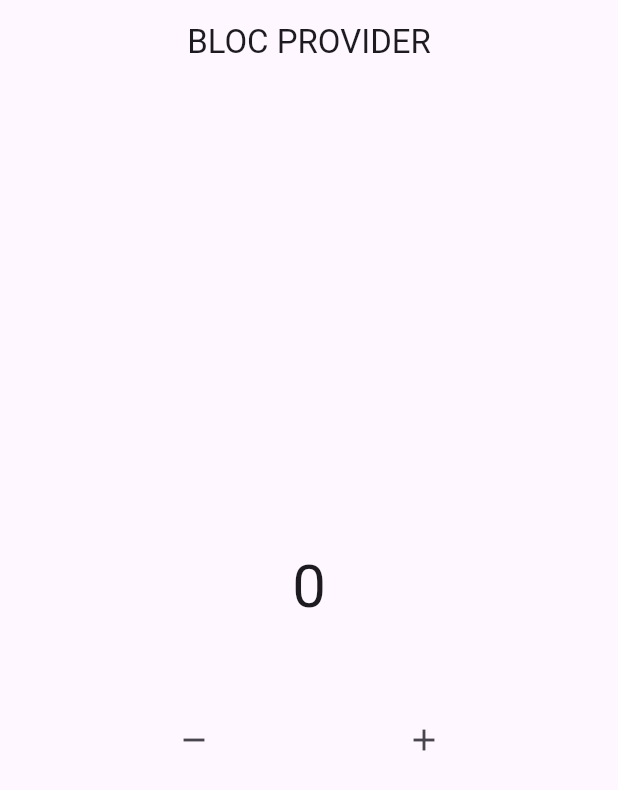
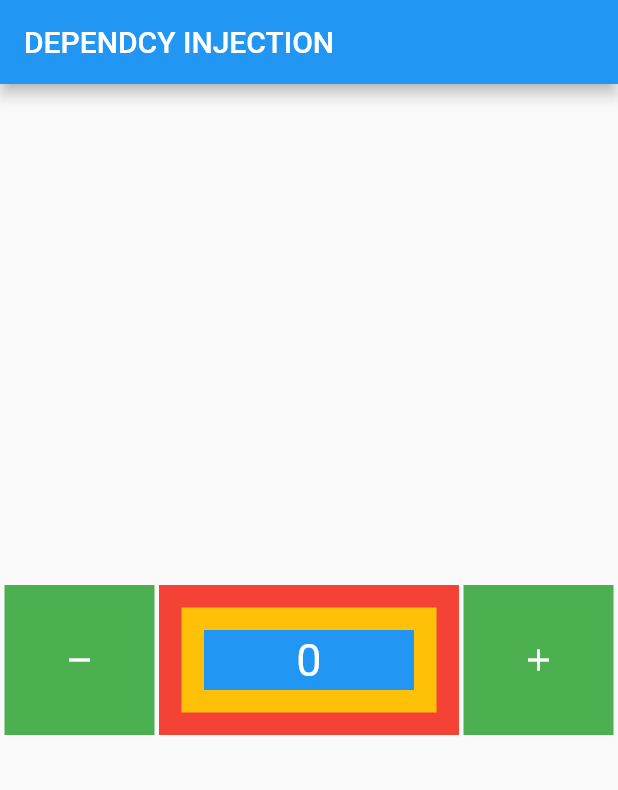
Before and after one commit to khoirulmustofa21/state-management-bloc, a Flutter app: the screen it shows after launch, on a phone screen of 412 x 824 dp. Shown: the top 790 px of the screen. Run offline on Flutter 3.47's test engine with Material 2 defaults, Android fonts, the phone set to English and light mode, and no system bars; our stand-ins replace bloc, flutter_bloc.

Commit message:
menggunakan  dependcy injection

```diff
--- /dev/null
+++ b/lib/home/biru.dart
@@ -0,0 +1,18 @@
+import 'package:flutter/material.dart';
+
+import 'centerdata.dart';
+
+class Biru extends StatelessWidget {
+  const Biru({
+    super.key,
+  });
+
+  @override
+  Widget build(BuildContext context) {
+    return Container(
+      margin: const EdgeInsets.all(15),
+      color: Colors.blue,
+      child: CenterData(),
+    );
+  }
+}
--- /dev/null
+++ b/lib/home/centerdata.dart
@@ -0,0 +1,16 @@
+import 'package:flutter/material.dart';
+
+import 'datawidget.dart';
+
+class CenterData extends StatelessWidget {
+  const CenterData({
+    super.key,
+  });
+
+  @override
+  Widget build(BuildContext context) {
+    return const Center(
+      child: DataWidget(),
+    );
+  }
+}
--- /dev/null
+++ b/lib/home/datawidget.dart
@@ -0,0 +1,26 @@
+import 'package:flutter/material.dart';
+import 'package:flutter_bloc/flutter_bloc.dart';
+
+import '../bloc/counter.dart';
+
+class DataWidget extends StatelessWidget {
+  const DataWidget({
+    super.key,
+  });
+
+  @override
+  Widget build(BuildContext context) {
+    Counter mycounter = BlocProvider.of<Counter>(context);
+    return BlocBuilder(
+        bloc: mycounter,
+        builder: (context, state) {
+          return Text(
+            "$state",
+            style: const TextStyle(
+              fontSize: 30,
+              color: Colors.white,
+            ),
+          );
+        });
+  }
+}
--- /dev/null
+++ b/lib/home/home.dart
@@ -0,0 +1,63 @@
+import 'package:flutter/material.dart';
+import 'package:flutter_bloc/flutter_bloc.dart';
+
+import '../bloc/counter.dart';
+import 'merah.dart';
+
+class HomePage extends StatelessWidget {
+  const HomePage({super.key});
+
+  @override
+  Widget build(BuildContext context) {
+    Counter mycounter = BlocProvider.of<Counter>(context);
+    // alternative lain
+    // Counter mycounter = context.read<Counter>()
+    return Scaffold(
+      appBar: AppBar(
+        title: const Text('DEPENDCY INJECTION'),
+      ),
+      body: Center(
+        child: Row(
+          mainAxisAlignment: MainAxisAlignment.spaceEvenly,
+          children: [
+            Material(
+              color: Colors.green,
+              child: InkWell(
+                onTap: () {
+                  // decrement
+                  mycounter.decrement();
+                },
+                child: const SizedBox(
+                  height: 100,
+                  width: 100,
+                  child: Icon(
+                    Icons.remove,
+                    color: Colors.white,
+                  ),
+                ),
+              ),
+            ),
+            Merah(),
+            Material(
+              color: Colors.green,
+              child: InkWell(
+                onTap: () {
+                  // increment
+                  mycounter.increment();
+                },
+                child: const SizedBox(
+                  height: 100,
+                  width: 100,
+                  child: Icon(
+                    Icons.add,
+                    color: Colors.white,
+                  ),
+                ),
+              ),
+            ),
+          ],
+        ),
+      ),
+    );
+  }
+}
--- /dev/null
+++ b/lib/home/kuning.dart
@@ -0,0 +1,18 @@
+import 'package:flutter/material.dart';
+
+import 'biru.dart';
+
+class Kuning extends StatelessWidget {
+  const Kuning({
+    super.key,
+  });
+
+  @override
+  Widget build(BuildContext context) {
+    return Container(
+      margin: const EdgeInsets.all(15),
+      color: Colors.amber,
+      child: Biru(),
+    );
+  }
+}
--- /dev/null
+++ b/lib/home/merah.dart
@@ -0,0 +1,19 @@
+import 'package:flutter/material.dart';
+
+import 'kuning.dart';
+
+class Merah extends StatelessWidget {
+  const Merah({
+    super.key,
+  });
+
+  @override
+  Widget build(BuildContext context) {
+    return Container(
+      height: 100,
+      width: 200,
+      color: Colors.red,
+      child: Kuning(),
+    );
+  }
+}
--- a/lib/main.dart
+++ b/lib/main.dart
@@ -2,7 +2,7 @@ import 'package:flutter/material.dart';
 import 'package:flutter_bloc/flutter_bloc.dart';
 import 'package:state_management_bloc/bloc/counter.dart';
 
-import 'pages/home.dart';
+import 'home/home.dart';
 
 void main() {
   runApp(const MyApp());
@@ -15,13 +15,8 @@ class MyApp extends StatelessWidget {
   Widget build(BuildContext context) {
     return BlocProvider(
       create: (context) => Counter(),
-      child: MaterialApp(
-        title: 'CUBIT APPS',
-        theme: ThemeData(
-          colorScheme: ColorScheme.fromSeed(seedColor: Colors.deepPurple),
-          useMaterial3: true,
-        ),
-        home: MyHome(),
+      child: const MaterialApp(
+        home: HomePage(),
       ),
     );
   }
--- a/lib/pages/home.dart
+++ /dev/null
@@ -1,56 +0,0 @@
-import 'package:flutter/material.dart';
-import 'package:flutter_bloc/flutter_bloc.dart';
-import 'package:state_management_bloc/bloc/counter.dart';
-import 'package:state_management_bloc/pages/text_widget.dart';
-
-// BLOC PROVIDER
-
-// ignore: slash_for_doc_comments
-/**
- * digungankan untuk depency injection
- * jadi ketika didalam sembuah induk widget memiliki banyak anak widget
- * maka untuk mengirimkan data tidak harus melembar data yang dari clas ke setiap widget anak.
- *
- * penempatan BlocProvider harus pada parrentnya
- *
-*/
-
-class MyHome extends StatelessWidget {
-  const MyHome({super.key});
-
-  @override
-  Widget build(BuildContext context) {
-    return Scaffold(
-      appBar: AppBar(
-        title: const Text('BLOC PROVIDER'),
-        centerTitle: true,
-      ),
-      body: Column(
-        mainAxisAlignment: MainAxisAlignment.center,
-        children: [
-          const TextWidget(),
-          const SizedBox(
-            height: 50,
-          ),
-          Row(
-            mainAxisAlignment: MainAxisAlignment.spaceEvenly,
-            children: [
-              IconButton(
-                onPressed: () {
-                  BlocProvider.of<Counter>(context).decrement();
-                },
-                icon: const Icon(Icons.remove),
-              ),
-              IconButton(
-                onPressed: () {
-                  BlocProvider.of<Counter>(context).increment();
-                },
-                icon: const Icon(Icons.add),
-              )
-            ],
-          )
-        ],
-      ),
-    );
-  }
-}
--- a/lib/pages/text_widget.dart
+++ /dev/null
@@ -1,23 +0,0 @@
-import 'package:flutter/material.dart';
-import 'package:flutter_bloc/flutter_bloc.dart';
-
-import '../bloc/counter.dart';
-
-class TextWidget extends StatelessWidget {
-  const TextWidget({
-    super.key,
-  });
-
-  @override
-  Widget build(BuildContext context) {
-    return BlocBuilder(
-      bloc: BlocProvider.of<Counter>(context),
-      builder: (context, state) {
-        return Text(
-          "$state",
-          style: const TextStyle(fontSize: 40),
-        );
-      },
-    );
-  }
-}
```
